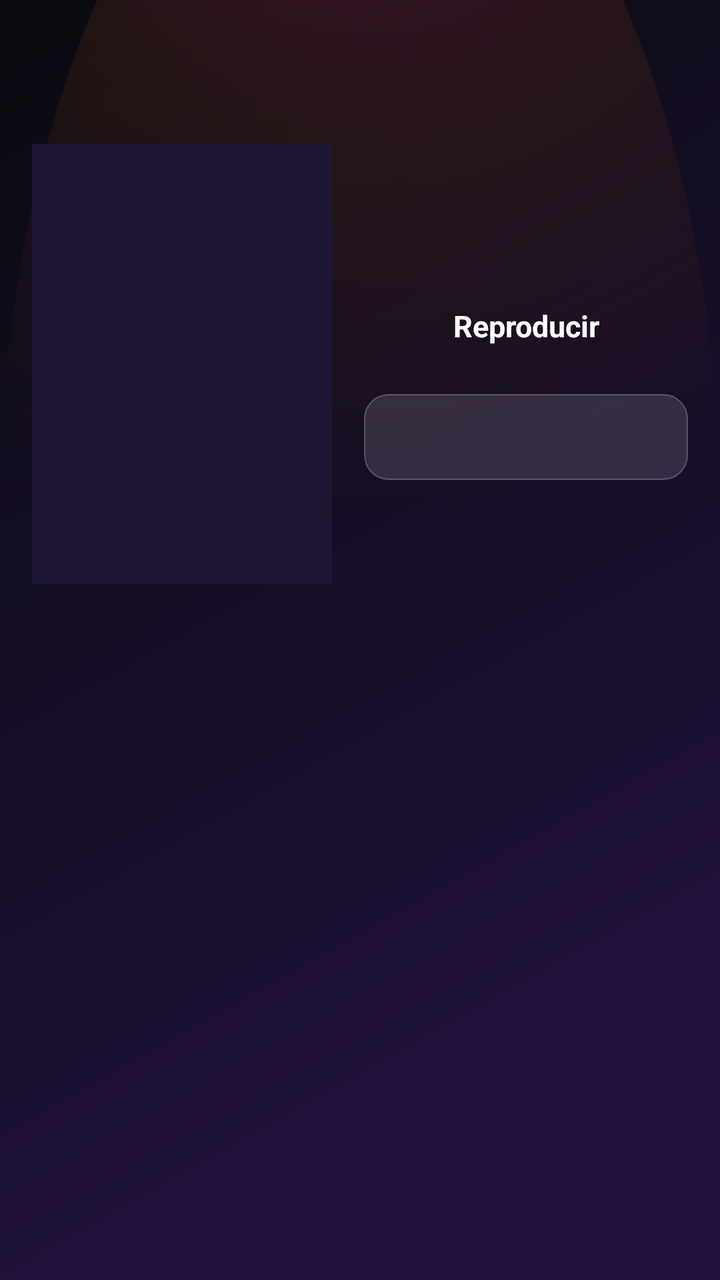
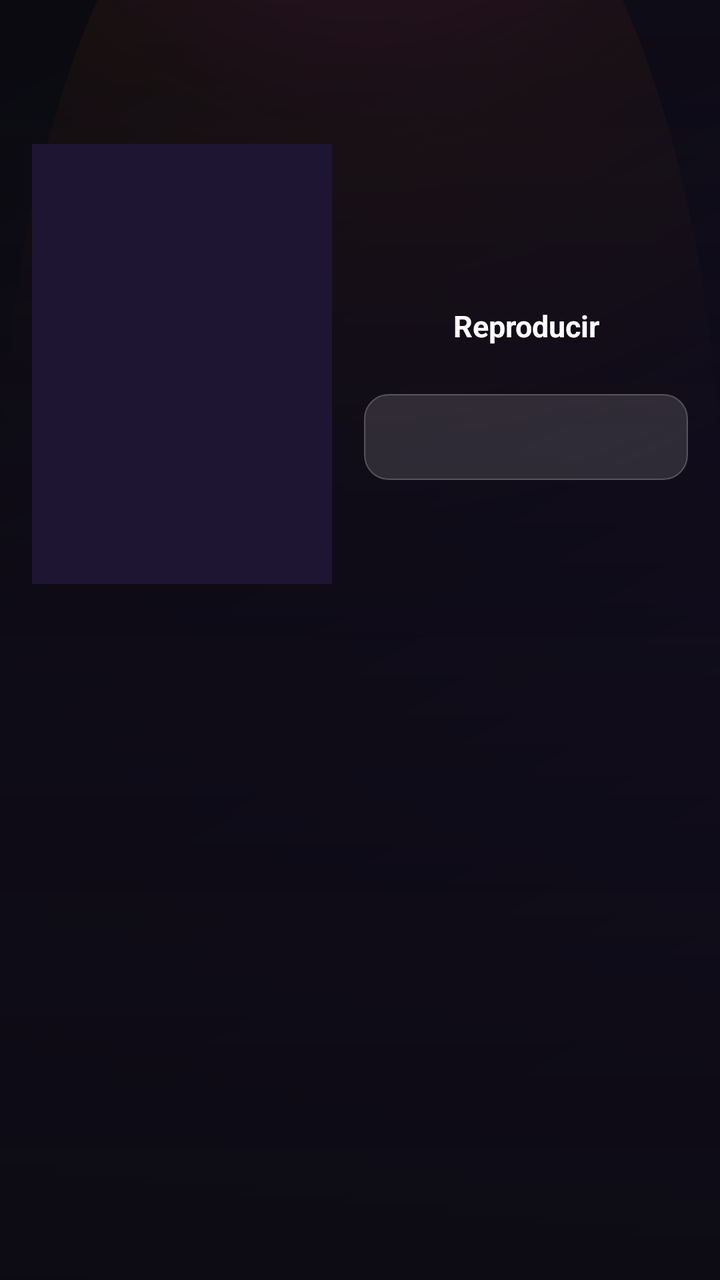

Compare the two renders of this Android layout. The source of the first and the diff that turns it into the second are given below.
<!-- AndroidManifest.xml: application theme Theme.MiIPTV -->
<!-- res/layout/activity_movie_detail.xml -->
<?xml version="1.0" encoding="utf-8"?>
<LinearLayout xmlns:android="http://schemas.android.com/apk/res/android"
    android:layout_width="match_parent"
    android:layout_height="match_parent"
    android:orientation="vertical">

    <androidx.appcompat.widget.Toolbar
        android:id="@+id/toolbar"
        android:layout_width="match_parent"
        android:layout_height="?attr/actionBarSize"
        android:background="@android:color/transparent"
        android:titleTextColor="@color/text_light"
        android:theme="@style/ThemeOverlay.MaterialComponents.Dark.ActionBar" />

    <ScrollView
        android:layout_width="match_parent"
        android:layout_height="match_parent">

        <LinearLayout
            android:layout_width="match_parent"
            android:layout_height="wrap_content"
            android:orientation="vertical"
            android:padding="16dp">

            <LinearLayout
                android:layout_width="match_parent"
                android:layout_height="wrap_content"
                android:orientation="horizontal">

                <ImageView
                    android:id="@+id/ivPoster"
                    android:layout_width="150dp"
                    android:layout_height="220dp"
                    android:background="#1E1533"
                    android:scaleType="centerCrop"
                    android:contentDescription="@string/movie_plot" />

                <LinearLayout
                    android:layout_width="0dp"
                    android:layout_height="wrap_content"
                    android:layout_weight="1"
                    android:layout_marginStart="16dp"
                    android:orientation="vertical">

                    <TextView
                        android:id="@+id/tvTitle"
                        android:layout_width="match_parent"
                        android:layout_height="wrap_content"
                        android:textColor="@color/text_light"
                        android:textSize="20sp"
                        android:textStyle="bold" />

                    <TextView
                        android:id="@+id/tvMeta"
                        android:layout_width="match_parent"
                        android:layout_height="wrap_content"
                        android:layout_marginTop="6dp"
                        android:textColor="@color/text_muted"
                        android:textSize="13sp" />

                    <TextView
                        android:id="@+id/tvGenre"
                        android:layout_width="wrap_content"
                        android:layout_height="wrap_content"
                        android:layout_marginTop="10dp"
                        android:paddingStart="14dp"
            android:paddingEnd="14dp"
                        android:paddingTop="7dp"
            android:paddingBottom="7dp"
                        android:background="@drawable/bg_chip_outline"
                        android:textColor="@color/text_light"
                        android:textSize="12sp"
                        android:visibility="gone" />

                    <TextView
                        android:id="@+id/btnPlay"
                        android:layout_width="match_parent"
                        android:layout_height="wrap_content"
                        android:layout_marginTop="16dp"
                        android:gravity="center"
                        android:paddingTop="14dp"
            android:paddingBottom="14dp"
                        android:text="@string/movie_play"
                        android:textColor="@color/text_light"
                        android:textSize="15sp"
                        android:textStyle="bold"
                        android:focusable="true"
                        android:clickable="true" />

                    <TextView
                        android:id="@+id/btnFavorite"
                        android:layout_width="match_parent"
                        android:layout_height="wrap_content"
                        android:layout_marginTop="10dp"
                        android:background="@drawable/bg_option"
                        android:gravity="center"
                        android:paddingTop="12dp"
            android:paddingBottom="12dp"
                        android:textColor="@color/text_light"
                        android:textSize="14sp"
                        android:focusable="true"
                        android:clickable="true" />
                </LinearLayout>
            </LinearLayout>

            <ProgressBar
                android:id="@+id/progressBar"
                android:layout_width="wrap_content"
                android:layout_height="wrap_content"
                android:layout_gravity="center"
                android:layout_marginTop="20dp" />

            <TextView
                android:id="@+id/tvPlotLabel"
                style="@style/SettingsHeader"
                android:text="@string/movie_plot"
                android:visibility="gone" />

            <TextView
                android:id="@+id/tvPlot"
                android:layout_width="match_parent"
                android:layout_height="wrap_content"
                android:lineSpacingExtra="4dp"
                android:textColor="@color/text_light"
                android:textSize="14sp" />

            <TextView
                android:id="@+id/tvCastLabel"
                style="@style/SettingsHeader"
                android:text="@string/movie_cast"
                android:visibility="gone" />

            <TextView
                android:id="@+id/tvCast"
                android:layout_width="match_parent"
                android:layout_height="wrap_content"
                android:textColor="@color/text_muted"
                android:textSize="14sp" />

            <TextView
                android:id="@+id/tvDirectorLabel"
                style="@style/SettingsHeader"
                android:text="@string/movie_director"
                android:visibility="gone" />

            <TextView
                android:id="@+id/tvDirector"
                android:layout_width="match_parent"
                android:layout_height="wrap_content"
                android:layout_marginBottom="24dp"
                android:textColor="@color/text_muted"
                android:textSize="14sp" />

        </LinearLayout>
    </ScrollView>
</LinearLayout>
<!-- resources referenced by this layout -->
<resources>
  <color name="text_light">#FFFFFF</color>
  <color name="text_muted">#B8AED1</color>
  <!-- drawable bg_chip_outline (drawable) -->
  <?xml version="1.0" encoding="utf-8"?>
  <shape xmlns:android="http://schemas.android.com/apk/res/android"
      android:shape="rectangle">
      <solid android:color="@color/glass_card" />
      <corners android:radius="20dp" />
      <stroke android:width="0.6dp" android:color="@color/glass_border" />
  </shape>
  <!-- drawable bg_option (drawable) -->
  <?xml version="1.0" encoding="utf-8"?>
  <shape xmlns:android="http://schemas.android.com/apk/res/android"
      android:shape="rectangle">
      <solid android:color="@color/glass_card" />
      <corners android:radius="12dp" />
      <stroke android:width="0.6dp" android:color="@color/glass_border" />
  </shape>
  <string name="movie_cast">Reparto</string>
  <string name="movie_director">Director</string>
  <string name="movie_play">Reproducir</string>
  <string name="movie_plot">Sinopsis</string>
  <color name="glass_card">#20FFFFFF</color>
  <color name="glass_border">#3DFFFFFF</color>
  <color name="brand_accent">#FF6A00</color>
  <color name="background_dark">#0A0A0F</color>
  <color name="brand_primary">#FF3CAC</color>
  <color name="brand_primary_dark">#1A0B2E</color>
  <!-- drawable bg_screen (drawable) -->
  <?xml version="1.0" encoding="utf-8"?>
  <layer-list xmlns:android="http://schemas.android.com/apk/res/android">
      <item android:drawable="@drawable/bg_app_gradient" />
      <item android:drawable="@drawable/bg_glow_top" android:top="-120dp" />
  </layer-list>
  <!-- drawable bg_dialog (drawable) -->
  <?xml version="1.0" encoding="utf-8"?>
  <shape xmlns:android="http://schemas.android.com/apk/res/android"
      android:shape="rectangle">
      <solid android:color="@color/dialog_bg" />
      <corners android:radius="16dp" />
      <stroke android:width="1dp" android:color="@color/glass_border" />
  </shape>
  <style name="DialogButtonFramework" parent="android:Widget.Material.Button.Borderless">
          <item name="android:textColor">@color/text_light</item>
          <item name="android:textStyle">bold</item>
      </style>
  <color name="dialog_bg">#1B1230</color>
  <style name="DialogButton" parent="Widget.MaterialComponents.Button.TextButton.Dialog">
          <item name="android:textColor">@color/text_light</item>
          <item name="android:textStyle">bold</item>
          <item name="rippleColor">@color/brand_primary</item>
      </style>
  <!-- drawable bg_app_gradient (drawable) -->
  <?xml version="1.0" encoding="utf-8"?>
  <shape xmlns:android="http://schemas.android.com/apk/res/android"
      android:shape="rectangle">
      <gradient
          android:type="linear"
          android:angle="135"
          android:startColor="@color/background_gradient_start"
          android:endColor="@color/background_gradient_end" />
  </shape>
  <!-- drawable bg_glow_top (drawable) -->
  <?xml version="1.0" encoding="utf-8"?>
  <shape xmlns:android="http://schemas.android.com/apk/res/android"
      android:shape="oval">
      <gradient
          android:type="radial"
          android:gradientRadius="380dp"
          android:centerX="0.5"
          android:centerY="0"
          android:startColor="#40FF3CAC"
          android:centerColor="#15FF6A00"
          android:endColor="#00000000" />
  </shape>
  <color name="background_gradient_start">#241242</color>
  <color name="background_gradient_end">#0A0A0F</color>
  <!-- unchanged entries left out for length: 3 -->
</resources>

<!-- the commit's change to res/layout/activity_movie_detail.xml (unified diff, before → after) -->
@@ -1,5 +1,23 @@
 <?xml version="1.0" encoding="utf-8"?>
-<LinearLayout xmlns:android="http://schemas.android.com/apk/res/android"
+<FrameLayout xmlns:android="http://schemas.android.com/apk/res/android"
+    android:layout_width="match_parent"
+    android:layout_height="match_parent">
+
+    
+    <ImageView
+        android:id="@+id/ivBackdrop"
+        android:layout_width="match_parent"
+        android:layout_height="match_parent"
+        android:scaleType="centerCrop"
+        android:alpha="0.55"
+        android:contentDescription="@null" />
+
+    <View
+        android:layout_width="match_parent"
+        android:layout_height="match_parent"
+        android:background="@drawable/bg_detail_scrim" />
+
+<LinearLayout
     android:layout_width="match_parent"
     android:layout_height="match_parent"
     android:orientation="vertical">
@@ -154,3 +172,4 @@
         </LinearLayout>
     </ScrollView>
 </LinearLayout>
+</FrameLayout>
<!-- resource entries referenced after the edit -->
@@ -9,6 +9,16 @@
       <solid android:color="@color/glass_card" />
       <corners android:radius="20dp" />
       <stroke android:width="0.6dp" android:color="@color/glass_border" />
+  </shape>
+  <!-- drawable bg_detail_scrim (drawable) -->
+  <?xml version="1.0" encoding="utf-8"?>
+  <shape xmlns:android="http://schemas.android.com/apk/res/android"
+      android:shape="rectangle">
+      <gradient
+          android:type="linear"
+          android:angle="270"
+          android:startColor="#660A0A0F"
+          android:endColor="#E60A0A0F" />
   </shape>
   <!-- drawable bg_option (drawable) -->
   <?xml version="1.0" encoding="utf-8"?>
